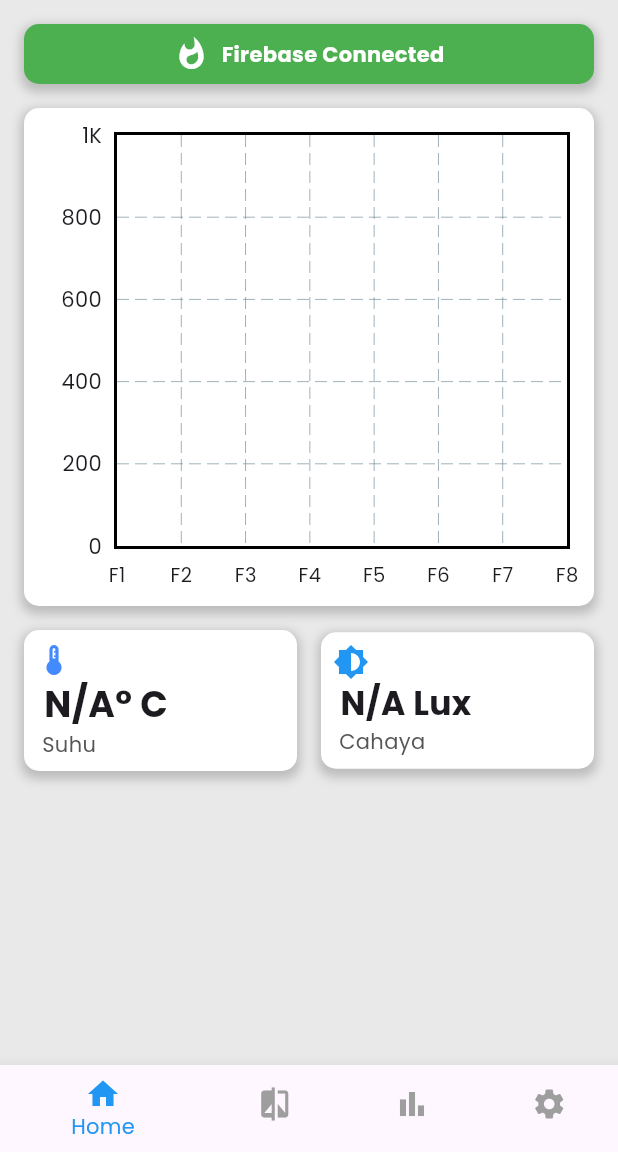
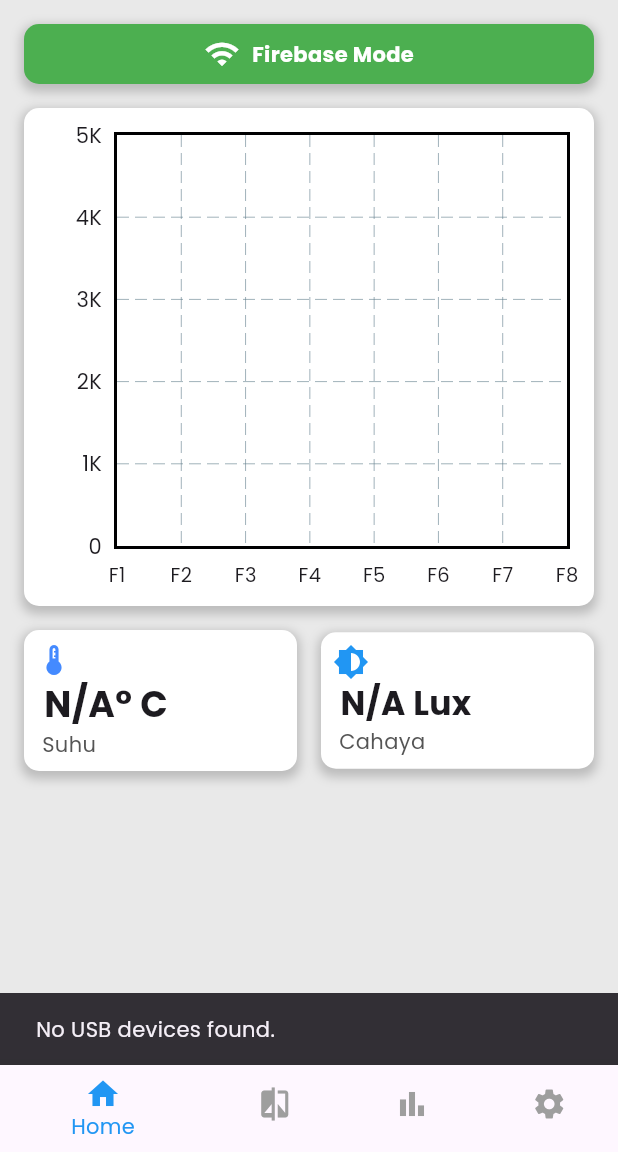
Before and after one commit to callahamZ/mySpectrum, a Flutter app: the first screen one second after launch, on a phone screen of 412 x 824 dp, the part 84-1236 px from its top. Run offline on Flutter 3.47's test engine with Material 3 defaults, Android fonts, the phone set to English and light mode, and no system bars; drawn by our look-alikes of fl_chart; our stand-ins replace firebase_core, firebase_database; missing offline and left inert: usb_serial; accounts and stored records are empty.

Commit message:
Refactor Home Page

```diff
--- a/lib/pages/compare_mode.dart
+++ b/lib/pages/compare_mode.dart
@@ -134,7 +134,7 @@ class CompareModePage extends StatelessWidget {
                         minX: 1,
                         maxX: 8,
                         minY: 0,
-                        maxY: 1000,
+                        maxY: 5000,
                         lineBarsData: [
                           LineChartBarData(
                             spots: chartData,
--- a/lib/pages/home_page.dart
+++ b/lib/pages/home_page.dart
@@ -1,23 +1,88 @@
+import 'dart:typed_data';
+
 import 'package:flutter/material.dart';
 import 'package:firebase_database/firebase_database.dart';
 import 'package:fl_chart/fl_chart.dart';
+import 'package:usb_serial/usb_serial.dart';
 
-class HomePageContent extends StatelessWidget {
+class HomePageContent extends StatefulWidget {
+  HomePageContent({super.key});
+
+  @override
+  State<HomePageContent> createState() => _HomePageContentState();
+}
+
+class _HomePageContentState extends State<HomePageContent> {
   final DatabaseReference spektrumDatabase = FirebaseDatabase.instance.ref();
+  bool isFirebaseMode = true;
+  UsbPort? _serialPort;
+  List<double> _serialSpectrumData = List.filled(8, 0.0);
+  double _serialTemperature = 0.0;
+  double _serialLux = 0.0;
 
-  HomePageContent({super.key});
+  @override
+  void initState() {
+    super.initState();
+    _initSerial();
+  }
+
+  Future<void> _initSerial() async {
+  List<UsbDevice> devices = await UsbSerial.listDevices();
+  if (devices.isNotEmpty) {
+    _serialPort = await devices[0].create();
+    await _serialPort!.open();
+
+    _serialPort!.inputStream?.listen((Uint8List event) {
+      if (!isFirebaseMode) {
+        _processSerialData(event);
+      }
+    });
+  } else {
+    // Show a snackbar if no devices are found
+    if (context.mounted){ //validate context before showing snackbar.
+      ScaffoldMessenger.of(context).showSnackBar(
+        const SnackBar(
+          content: Text('No USB devices found.'),
+          duration: Duration(seconds: 3), // Adjust duration as needed
+        ),
+      );
+    }
+  }
+}
+
+  void _processSerialData(Uint8List data) {
+    String dataString = String.fromCharCodes(data);
+    List<String> values = dataString.split(',');
+
+    if (values.length >= 10) {
+      try {
+        List<double> spektrumData = values.sublist(0, 8).map(double.parse).toList();
+        double temperature = double.parse(values[8]);
+        double lux = double.parse(values[9]);
+
+        setState(() {
+          _serialSpectrumData = spektrumData;
+          _serialTemperature = temperature;
+          _serialLux = lux;
+        });
+      } catch (e) {
+        print("Error parsing serial data: $e");
+      }
+    }
+  }
 
   Widget bottomChartAxisLabel(double value, TitleMeta meta) {
     final xAxisLabels = ["F1", "F2", "F3", "F4", "F5", "F6", "F7", "F8"];
     final arrIndex = value.toInt() - 1;
     return SideTitleWidget(
       meta: meta,
-      child: Text(xAxisLabels[arrIndex], style: TextStyle(fontSize: 13)),
+      child: Text(xAxisLabels[arrIndex], style: const TextStyle(fontSize: 13)),
     );
   }
 
   @override
   Widget build(BuildContext context) {
+    if (isFirebaseMode) {
       return StreamBuilder<DatabaseEvent>(
         stream: spektrumDatabase.onValue,
         builder: (BuildContext context, AsyncSnapshot<DatabaseEvent> snapshot) {
@@ -59,42 +124,64 @@ class HomePageContent extends StatelessWidget {
             luxVal = rootData!["sensorCahaya"]["Lux"].toString();
           }
 
-        List<FlSpot> chartData =
-            spektrumDataIntVal.asMap().entries.map((entry) {
+          List<FlSpot> chartData = spektrumDataIntVal.asMap().entries.map((entry) {
             return FlSpot(entry.key.toDouble() + 1, entry.value);
           }).toList();
 
+          return _buildContent(chartData, tempVal, luxVal);
+        },
+      );
+    } else {
+      // Use serial data directly
+      return _buildContent(
+          _serialSpectrumData.asMap().entries.map((entry) {
+            return FlSpot(entry.key.toDouble() + 1, entry.value);
+          }).toList(),
+          _serialTemperature.toString(),
+          _serialLux.toString());
+    }
+  }
+
+  Widget _buildContent(List<FlSpot> chartData, String tempVal, String luxVal) {
     return SingleChildScrollView(
       child: Column(
         children: [
-              Container(
+          GestureDetector(
+            onTap: () {
+              setState(() {
+                isFirebaseMode = !isFirebaseMode;
+              });
+            },
+            child: Container(
               margin: const EdgeInsets.all(16.0),
               padding: const EdgeInsets.all(8.0),
               decoration: BoxDecoration(
-                  color: Colors.green,
+                color: isFirebaseMode ? Colors.green : Colors.blue,
                 borderRadius: BorderRadius.circular(10.0),
-                  boxShadow: [
+                boxShadow: const [
                   BoxShadow(
                     color: Color.fromARGB(50, 0, 0, 0),
                     spreadRadius: 2,
                     blurRadius: 5,
-                      offset: const Offset(0, 3),
+                    offset: Offset(0, 3),
                   ),
                 ],
               ),
               child: Row(
                 mainAxisAlignment: MainAxisAlignment.center,
                 children: [
-                    const Icon(Icons.whatshot, color: Colors.white, size: 24.0),
+                  Icon(isFirebaseMode ? Icons.wifi : Icons.cable,
+                      color: Colors.white, size: 24.0),
                   const SizedBox(width: 8.0),
-                    const Text(
-                      "Firebase Connected",
-                      style: TextStyle(
+                  Text(
+                    isFirebaseMode ? "Firebase Mode" : "Serial Mode",
+                    style: const TextStyle(
                       color: Colors.white,
                       fontWeight: FontWeight.bold,
                     ),
                   ),
                 ],
+              ),
             ),
           ),
           Container(
@@ -103,12 +190,12 @@ class HomePageContent extends StatelessWidget {
             decoration: BoxDecoration(
               color: Colors.white,
               borderRadius: BorderRadius.circular(10.0),
-                  boxShadow: [
+              boxShadow: const [
                 BoxShadow(
-                      color: const Color.fromARGB(50, 0, 0, 0),
+                  color: Color.fromARGB(50, 0, 0, 0),
                   spreadRadius: 2,
                   blurRadius: 5,
-                      offset: const Offset(0, 3),
+                  offset: Offset(0, 3),
                 ),
               ],
             ),
@@ -144,7 +231,7 @@ class HomePageContent extends StatelessWidget {
                     minX: 1,
                     maxX: 8,
                     minY: 0,
-                        maxY: 1000,
+                    maxY: 5000,
                     lineBarsData: [
                       LineChartBarData(
                         spots: chartData,
@@ -154,16 +241,16 @@ class HomePageContent extends StatelessWidget {
                         dotData: const FlDotData(show: true),
                         belowBarData: BarAreaData(
                           show: true,
-                              gradient: LinearGradient(
+                          gradient: const LinearGradient(
                             colors: [
-                                  const Color.fromRGBO(111, 47, 159, 0.8),
-                                  const Color.fromRGBO(0, 31, 95, 0.8),
-                                  const Color.fromRGBO(63, 146, 207, 0.8),
-                                  const Color.fromRGBO(0, 175, 239, 0.8),
-                                  const Color.fromRGBO(0, 175, 80, 0.8),
-                                  const Color.fromRGBO(255, 255, 0, 0.8),
-                                  const Color.fromRGBO(247, 149, 70, 0.8),
-                                  const Color.fromRGBO(255, 0, 0, 0.8),
+                              Color.fromRGBO(111, 47, 159, 0.8),
+                              Color.fromRGBO(0, 31, 95, 0.8),
+                              Color.fromRGBO(63, 146, 207, 0.8),
+                              Color.fromRGBO(0, 175, 239, 0.8),
+                              Color.fromRGBO(0, 175, 80, 0.8),
+                              Color.fromRGBO(255, 255, 0, 0.8),
+                              Color.fromRGBO(247, 149, 70, 0.8),
+                              Color.fromRGBO(255, 0, 0, 0.8),
                             ],
                             stops: const [
                               0,
@@ -186,7 +273,6 @@ class HomePageContent extends StatelessWidget {
               ),
             ),
           ),
-
           Row(
             children: [
               Expanded(
@@ -200,12 +286,12 @@ class HomePageContent extends StatelessWidget {
                   decoration: BoxDecoration(
                     color: Colors.white,
                     borderRadius: BorderRadius.circular(10.0),
-                        boxShadow: [
+                    boxShadow: const [
                       BoxShadow(
-                            color: const Color.fromARGB(50, 0, 0, 0),
+                        color: Color.fromARGB(50, 0, 0, 0),
                         spreadRadius: 2,
                         blurRadius: 5,
-                            offset: const Offset(0, 3),
+                        offset: Offset(0, 3),
                       ),
                     ],
                   ),
@@ -218,7 +304,7 @@ class HomePageContent extends StatelessWidget {
                       ),
                       Text(
                         " $tempVal° C",
-                            style: TextStyle(
+                        style: const TextStyle(
                           fontSize: 24,
                           fontWeight: FontWeight.bold,
                         ),
@@ -244,12 +330,12 @@ class HomePageContent extends StatelessWidget {
                   decoration: BoxDecoration(
                     color: Colors.white,
                     borderRadius: BorderRadius.circular(10.0),
-                        boxShadow: [
+                    boxShadow: const [
                       BoxShadow(
-                            color: const Color.fromARGB(50, 0, 0, 0),
+                        color: Color.fromARGB(50, 0, 0, 0),
                         spreadRadius: 2,
                         blurRadius: 5,
-                            offset: const Offset(0, 3),
+                        offset: Offset(0, 3),
                       ),
                     ],
                   ),
@@ -262,7 +348,7 @@ class HomePageContent extends StatelessWidget {
                       ),
                       Text(
                         " $luxVal Lux",
-                            style: TextStyle(
+                        style: const TextStyle(
                           fontWeight: FontWeight.bold,
                           fontSize: 22,
                         ),
@@ -282,7 +368,5 @@ class HomePageContent extends StatelessWidget {
         ],
       ),
     );
-      },
-    );
   }
 }
```
Lines whose indentation alone changed are shown as unchanged.
